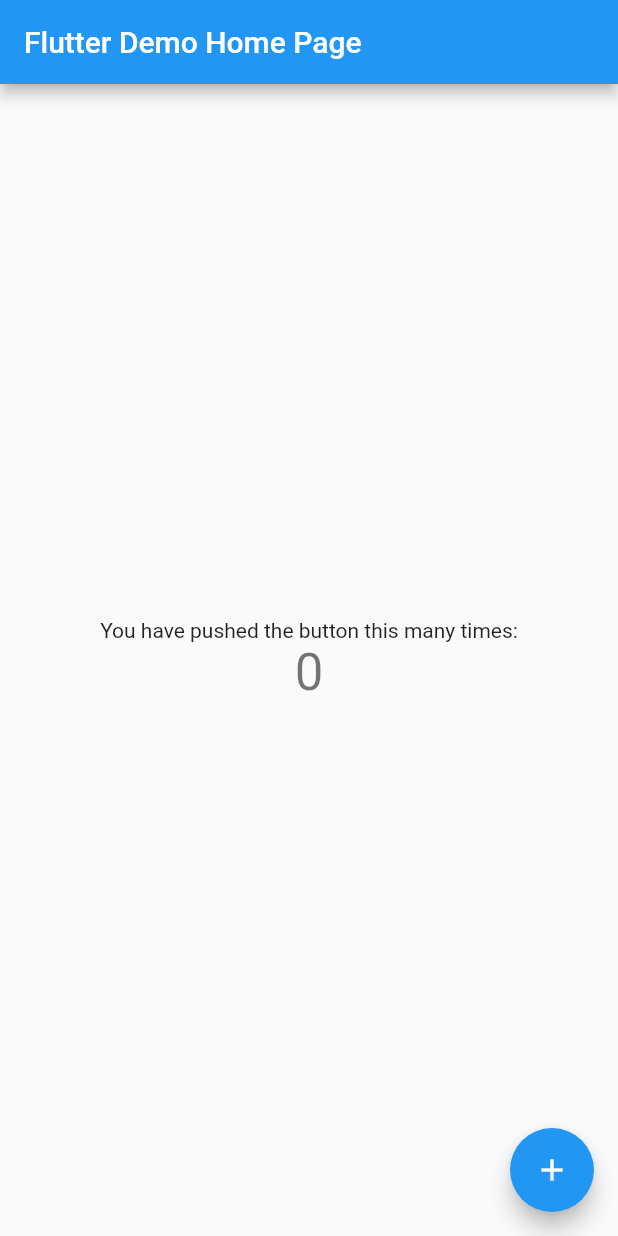
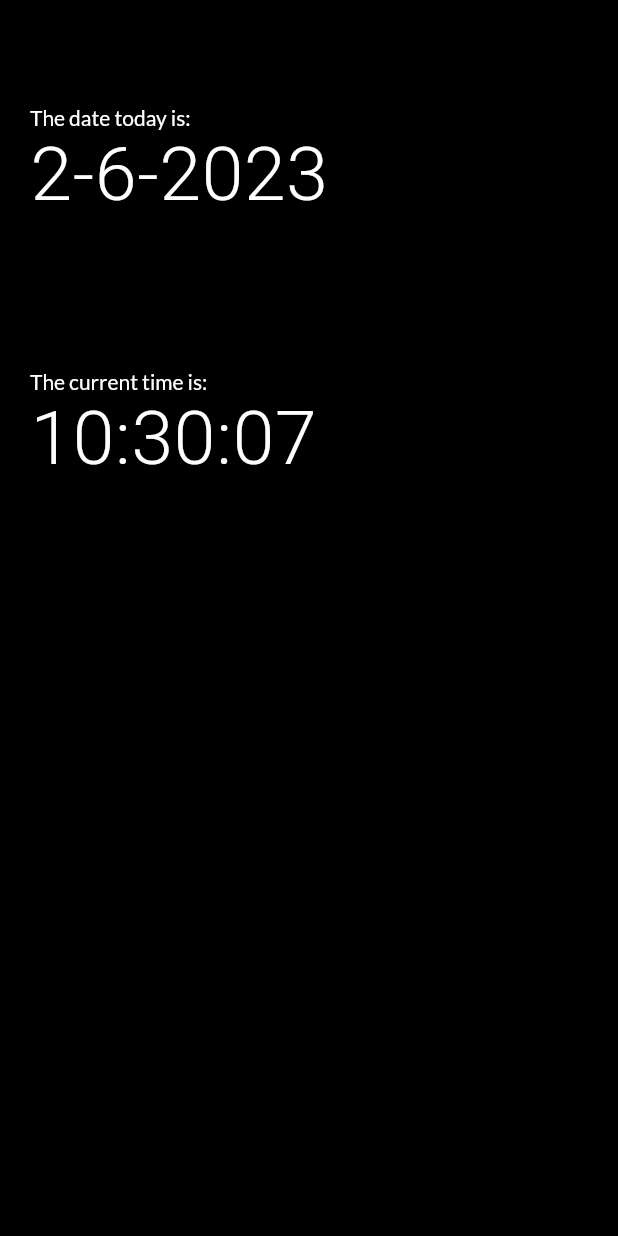
Before and after one commit to johnomeyo/showDateAndTime, a Flutter app: the screen it shows after launch, on a phone screen of 412 x 824 dp. Run offline on Flutter 3.47's test engine with Material 2 defaults, Android fonts, the light colour scheme and no system bars; our stand-ins replace google_fonts; Roboto replaces fonts that are missing (Simonetta).

Commit message:
app is complete

```diff
--- a/lib/main.dart
+++ b/lib/main.dart
@@ -1,115 +1,100 @@
+import 'dart:async';
+
 import 'package:flutter/material.dart';
+import 'package:google_fonts/google_fonts.dart';
 
-void main() {
-  runApp(const MyApp());
+void main() => runApp(const MyApp());
+
+class HomePage extends StatefulWidget {
+  const HomePage({super.key});
+
+  @override
+  State<HomePage> createState() => _HomePageState();
+}
+
+class _HomePageState extends State<HomePage> {
+  DateTime now = DateTime.now();
+  @override
+  void initState() {
+    super.initState();
+    // Update the time every second
+    Timer.periodic(const Duration(seconds: 1), (Timer timer) {
+      setState(() {
+        now = DateTime.now();
+      });
+    });
+  }
+
+  @override
+  Widget build(BuildContext context) {
+    String formattedTime =
+        "${now.hour.toString().padLeft(2, '0')}:${now.minute.toString().padLeft(2, '0')}:${now.second.toString().padLeft(2, '0')}";
+    String formattedDate = "${now.day}-${now.month}-${now.year}";
+    return Scaffold(
+      backgroundColor: Colors.black,
+      body: SafeArea(
+        child: Padding(
+          padding: const EdgeInsets.all(20.0),
+          child: Column(
+            crossAxisAlignment: CrossAxisAlignment.start,
+            children: [
+              const SizedBox(
+                height: 50,
+              ),
+              Text(
+                'The date today is:',
+                style: GoogleFonts.lato(
+                  textStyle: const TextStyle(
+                    color: Colors.white,
+                  ),
+                ),
+              ),
+              Text(
+                formattedDate,
+                style: GoogleFonts.simonetta(
+                  textStyle: const TextStyle(
+                      color: Colors.white,
+                      letterSpacing: .5,
+                      fontSize: 50,
+                      fontWeight: FontWeight.w300),
+                ),
+              ),
+              const SizedBox(
+                height: 100,
+              ),
+              Text(
+                'The current time is:',
+                style: GoogleFonts.lato(
+                  textStyle: const TextStyle(
+                    color: Colors.white,
+                  ),
+                ),
+              ),
+              Text(
+                formattedTime,
+                style: GoogleFonts.simonetta(
+                  textStyle: const TextStyle(
+                      color: Colors.white,
+                      letterSpacing: .5,
+                      fontSize: 50,
+                      fontWeight: FontWeight.w300),
+                ),
+              ),
+            ],
+          ),
+        ),
+      ),
+    );
+  }
 }
 
 class MyApp extends StatelessWidget {
   const MyApp({super.key});
 
-  // This widget is the root of your application.
   @override
   Widget build(BuildContext context) {
-    return MaterialApp(
-      title: 'Flutter Demo',
-      theme: ThemeData(
-        // This is the theme of your application.
-        //
-        // Try running your application with "flutter run". You'll see the
-        // application has a blue toolbar. Then, without quitting the app, try
-        // changing the primarySwatch below to Colors.green and then invoke
-        // "hot reload" (press "r" in the console where you ran "flutter run",
-        // or simply save your changes to "hot reload" in a Flutter IDE).
-        // Notice that the counter didn't reset back to zero; the application
-        // is not restarted.
-        primarySwatch: Colors.blue,
-      ),
-      home: const MyHomePage(title: 'Flutter Demo Home Page'),
+    return const MaterialApp(
+      home: HomePage(),
     );
   }
 }
-
-class MyHomePage extends StatefulWidget {
-  const MyHomePage({super.key, required this.title});
-
-  // This widget is the home page of your application. It is stateful, meaning
-  // that it has a State object (defined below) that contains fields that affect
-  // how it looks.
-
-  // This class is the configuration for the state. It holds the values (in this
-  // case the title) provided by the parent (in this case the App widget) and
-  // used by the build method of the State. Fields in a Widget subclass are
-  // always marked "final".
-
-  final String title;
-
-  @override
-  State<MyHomePage> createState() => _MyHomePageState();
-}
-
-class _MyHomePageState extends State<MyHomePage> {
-  int _counter = 0;
-
-  void _incrementCounter() {
-    setState(() {
-      // This call to setState tells the Flutter framework that something has
-      // changed in this State, which causes it to rerun the build method below
-      // so that the display can reflect the updated values. If we changed
-      // _counter without calling setState(), then the build method would not be
-      // called again, and so nothing would appear to happen.
-      _counter++;
-    });
-  }
-
-  @override
-  Widget build(BuildContext context) {
-    // This method is rerun every time setState is called, for instance as done
-    // by the _incrementCounter method above.
-    //
-    // The Flutter framework has been optimized to make rerunning build methods
-    // fast, so that you can just rebuild anything that needs updating rather
-    // than having to individually change instances of widgets.
-    return Scaffold(
-      appBar: AppBar(
-        // Here we take the value from the MyHomePage object that was created by
-        // the App.build method, and use it to set our appbar title.
-        title: Text(widget.title),
-      ),
-      body: Center(
-        // Center is a layout widget. It takes a single child and positions it
-        // in the middle of the parent.
-        child: Column(
-          // Column is also a layout widget. It takes a list of children and
-          // arranges them vertically. By default, it sizes itself to fit its
-          // children horizontally, and tries to be as tall as its parent.
-          //
-          // Invoke "debug painting" (press "p" in the console, choose the
-          // "Toggle Debug Paint" action from the Flutter Inspector in Android
-          // Studio, or the "Toggle Debug Paint" command in Visual Studio Code)
-          // to see the wireframe for each widget.
-          //
-          // Column has various properties to control how it sizes itself and
-          // how it positions its children. Here we use mainAxisAlignment to
-          // center the children vertically; the main axis here is the vertical
-          // axis because Columns are vertical (the cross axis would be
-          // horizontal).
-          mainAxisAlignment: MainAxisAlignment.center,
-          children: <Widget>[
-            const Text(
-              'You have pushed the button this many times:',
-            ),
-            Text(
-              '$_counter',
-              style: Theme.of(context).textTheme.headlineMedium,
-            ),
-          ],
-        ),
-      ),
-      floatingActionButton: FloatingActionButton(
-        onPressed: _incrementCounter,
-        tooltip: 'Increment',
-        child: const Icon(Icons.add),
-      ), // This trailing comma makes auto-formatting nicer for build methods.
-    );
-  }
-}
--- a/pubspec.yaml
+++ b/pubspec.yaml
@@ -35,6 +35,8 @@
   # The following adds the Cupertino Icons font to your application.
   # Use with the CupertinoIcons class for iOS style icons.
   cupertino_icons: ^1.0.2
+  device_preview: ^1.1.0
+  google_fonts: ^4.0.4
 
 dev_dependencies:
   flutter_test:
```
Also changed, not shown: pubspec.lock, 2 other files.
